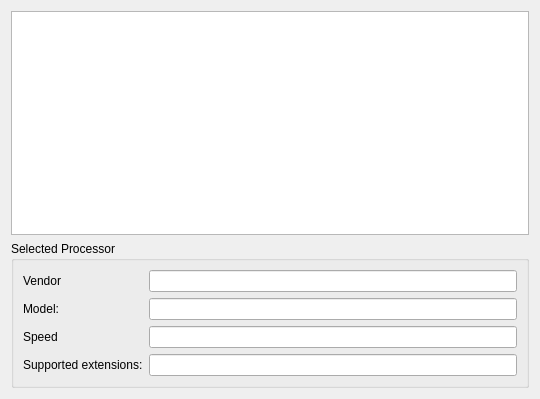
This is kinfocenter/solidproc/solidproc.ui in KDE/kfind as Qt 5 draws it before an edit. The edited form follows.
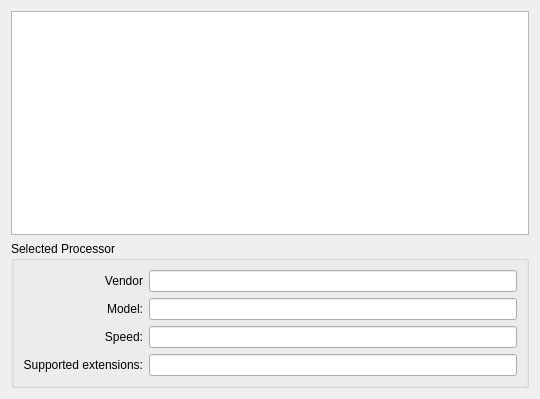
This is the edited form.

Commit message:
HIG fixes from our usability overlady
I'm commiting them because they seem quite straighforward fixes

If anyone disagrees please comment to Celeste so we can have a more refined HIG

```diff
--- a/kinfocenter/solidproc/solidproc.ui
+++ b/kinfocenter/solidproc/solidproc.ui
@@ -28,6 +28,9 @@
         <property name="text" >
          <string>Vendor</string>
         </property>
+        <property name="alignment" >
+         <set>Qt::AlignRight|Qt::AlignTrailing|Qt::AlignVCenter</set>
+        </property>
         <property name="buddy" >
          <cstring>lineVendor</cstring>
         </property>
@@ -40,11 +43,14 @@
         </property>
        </widget>
       </item>
-      <item row="1" column="0" >
+      <item row="1" column="0" colspan="2" >
        <widget class="QLabel" name="labelModel" >
         <property name="text" >
          <string>Model:</string>
         </property>
+        <property name="alignment" >
+         <set>Qt::AlignRight|Qt::AlignTrailing|Qt::AlignVCenter</set>
+        </property>
         <property name="buddy" >
          <cstring>lineModel</cstring>
         </property>
@@ -57,10 +63,13 @@
         </property>
        </widget>
       </item>
-      <item row="2" column="0" >
+      <item row="2" column="0" colspan="2" >
        <widget class="QLabel" name="labelSpeed" >
         <property name="text" >
-         <string>Speed</string>
+         <string>Speed:</string>
+        </property>
+        <property name="alignment" >
+         <set>Qt::AlignRight|Qt::AlignTrailing|Qt::AlignVCenter</set>
         </property>
         <property name="buddy" >
          <cstring>lineSpeed</cstring>
@@ -79,6 +88,9 @@
         <property name="text" >
          <string>Supported extensions:</string>
         </property>
+        <property name="alignment" >
+         <set>Qt::AlignRight|Qt::AlignTrailing|Qt::AlignVCenter</set>
+        </property>
         <property name="buddy" >
          <cstring>lineExtensions</cstring>
         </property>
```
